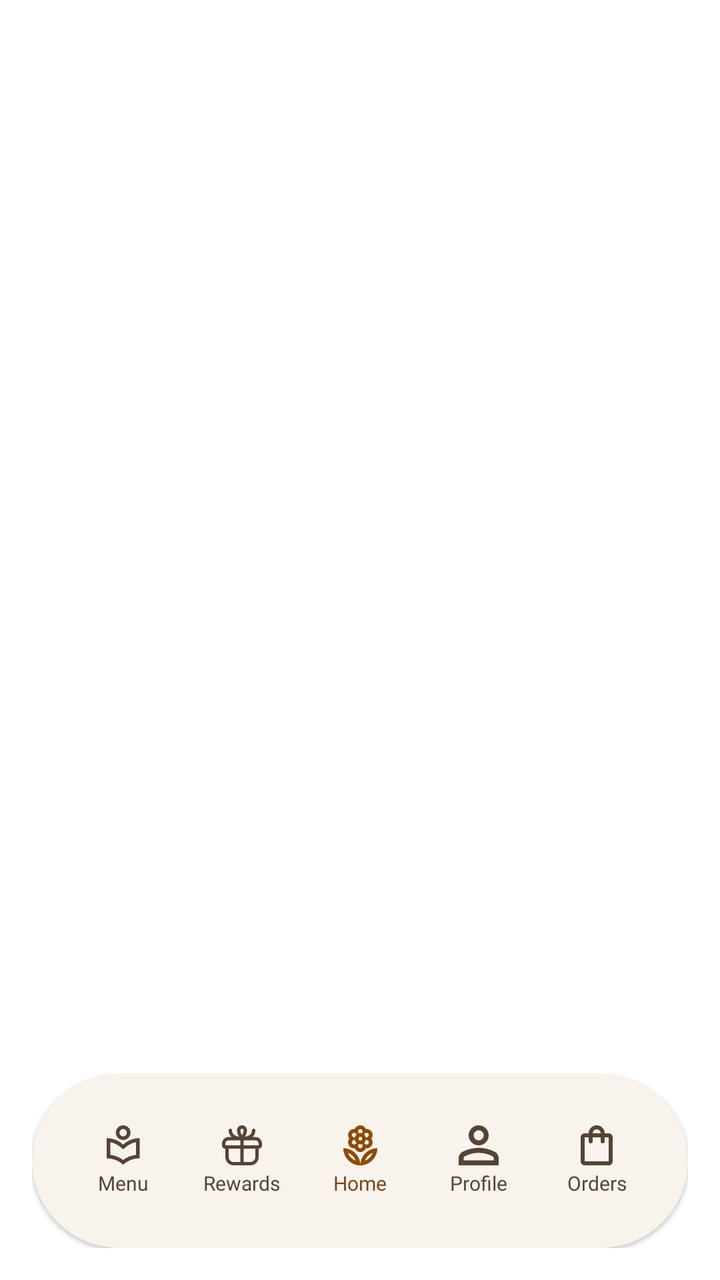
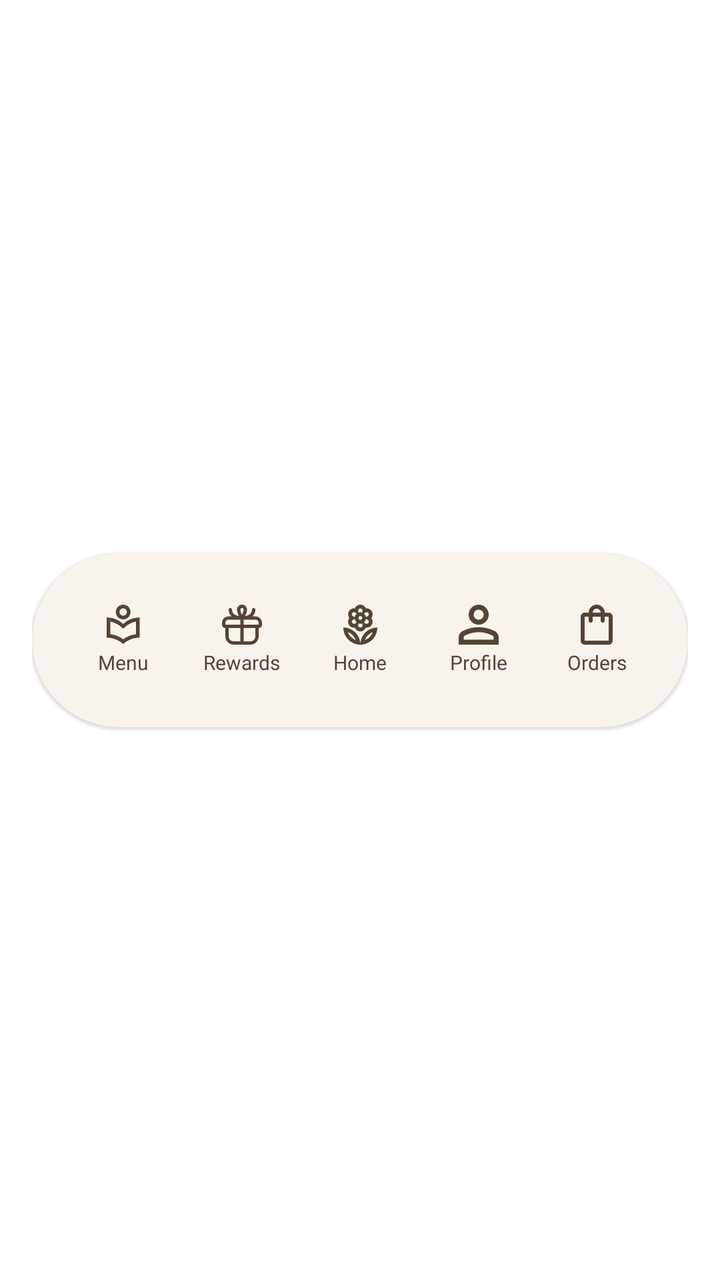

Compare the two renders of this Android layout. The source of the first and the diff that turns it into the second are given below.
<!-- AndroidManifest.xml: application theme Theme.PersonalMidterm -->
<!-- res/layout/layout_navbar.xml -->
<?xml version="1.0" encoding="utf-8"?>
<androidx.constraintlayout.widget.ConstraintLayout xmlns:android="http://schemas.android.com/apk/res/android"
    android:layout_width="match_parent"
    android:layout_height="match_parent"
    xmlns:app="http://schemas.android.com/apk/res-auto"
    android:padding="16dp">
    <com.google.android.material.card.MaterialCardView
        app:layout_constraintStart_toStartOf="parent"
        app:layout_constraintEnd_toEndOf="parent"
        app:layout_constraintBottom_toBottomOf="parent"
        android:layout_width="match_parent"
        android:layout_height="87dp"
        android:backgroundTint="#F8F3EC"
        app:cardCornerRadius="9999dp"
        app:strokeColor="#33DBC2B0"
        app:contentPadding="16dp">
        <androidx.constraintlayout.widget.ConstraintLayout
            android:layout_width="match_parent"
            android:layout_height="match_parent">

            
            <androidx.constraintlayout.widget.ConstraintLayout
                android:id="@+id/nav1_group"
                android:layout_width="0dp"
                android:layout_height="wrap_content"
                app:layout_constraintHorizontal_chainStyle="spread"
                app:layout_constraintStart_toStartOf="parent"
                app:layout_constraintEnd_toStartOf="@id/nav2_group"
                app:layout_constraintTop_toTopOf="parent"
                app:layout_constraintBottom_toBottomOf="parent">

                <ImageButton
                    android:id="@+id/nav1"
                    android:layout_width="20dp"
                    android:layout_height="20dp"
                    android:background="@android:color/transparent"

                    android:src="@drawable/menu"
                    app:layout_constraintStart_toStartOf="parent"
                    app:layout_constraintEnd_toEndOf="parent"
                    app:layout_constraintTop_toTopOf="parent" />

                <TextView
                    android:id="@+id/nav1_label"
                    android:layout_width="wrap_content"
                    android:layout_height="wrap_content"
                    android:layout_marginTop="2dp"
                    android:fontFamily="@font/manrope_medium"
                    android:text="Menu"
                    android:textColor="@color/text_secondary"
                    android:textSize="10sp"
                    app:layout_constraintStart_toStartOf="parent"
                    app:layout_constraintEnd_toEndOf="parent"
                    app:layout_constraintTop_toBottomOf="@id/nav1"
                    app:layout_constraintBottom_toBottomOf="parent" />

            </androidx.constraintlayout.widget.ConstraintLayout>

            
            <androidx.constraintlayout.widget.ConstraintLayout
                android:id="@+id/nav2_group"
                android:layout_width="0dp"
                android:layout_height="wrap_content"
                app:layout_constraintStart_toEndOf="@id/nav1_group"
                app:layout_constraintEnd_toStartOf="@id/nav3_group"
                app:layout_constraintTop_toTopOf="parent"
                app:layout_constraintBottom_toBottomOf="parent">

                <ImageButton
                    android:id="@+id/nav2"
                    android:layout_width="20dp"
                    android:layout_height="20dp"
                    android:background="@android:color/transparent"

                    android:src="@drawable/gift"
                    app:layout_constraintStart_toStartOf="parent"
                    app:layout_constraintEnd_toEndOf="parent"
                    app:layout_constraintTop_toTopOf="parent" />

                <TextView
                    android:id="@+id/nav2_label"
                    android:layout_width="wrap_content"
                    android:layout_height="wrap_content"
                    android:layout_marginTop="2dp"
                    android:fontFamily="@font/manrope_medium"
                    android:text="Rewards"
                    android:textColor="@color/text_secondary"
                    android:textSize="10sp"
                    app:layout_constraintStart_toStartOf="parent"
                    app:layout_constraintEnd_toEndOf="parent"
                    app:layout_constraintTop_toBottomOf="@id/nav2"
                    app:layout_constraintBottom_toBottomOf="parent" />

            </androidx.constraintlayout.widget.ConstraintLayout>

            
            <androidx.constraintlayout.widget.ConstraintLayout
                android:id="@+id/nav3_group"
                android:layout_width="0dp"
                android:layout_height="wrap_content"
                app:layout_constraintStart_toEndOf="@id/nav2_group"
                app:layout_constraintEnd_toStartOf="@id/nav4_group"
                app:layout_constraintTop_toTopOf="parent"
                app:layout_constraintBottom_toBottomOf="parent">

                <ImageButton
                    android:id="@+id/nav3"
                    android:layout_width="20dp"
                    android:layout_height="20dp"
                    android:background="@android:color/transparent"

                    android:src="@drawable/home"
                    app:layout_constraintStart_toStartOf="parent"
                    app:layout_constraintEnd_toEndOf="parent"
                    app:layout_constraintTop_toTopOf="parent" />

                <TextView
                    android:id="@+id/nav3_label"
                    android:layout_width="wrap_content"
                    android:layout_height="wrap_content"
                    android:layout_marginTop="2dp"
                    android:fontFamily="@font/manrope_medium"
                    android:text="Home"
                    android:textColor="@color/theme_brown"
                    android:textSize="10sp"
                    app:layout_constraintStart_toStartOf="parent"
                    app:layout_constraintEnd_toEndOf="parent"
                    app:layout_constraintTop_toBottomOf="@id/nav3"
                    app:layout_constraintBottom_toBottomOf="parent" />

            </androidx.constraintlayout.widget.ConstraintLayout>

            
            <androidx.constraintlayout.widget.ConstraintLayout
                android:id="@+id/nav4_group"
                android:layout_width="0dp"
                android:layout_height="wrap_content"
                app:layout_constraintStart_toEndOf="@id/nav3_group"
                app:layout_constraintEnd_toStartOf="@id/nav5_group"
                app:layout_constraintTop_toTopOf="parent"
                app:layout_constraintBottom_toBottomOf="parent">

                <ImageButton
                    android:id="@+id/nav4"
                    android:layout_width="20dp"
                    android:layout_height="20dp"
                    android:background="@android:color/transparent"

                    android:src="@drawable/profile"
                    app:layout_constraintStart_toStartOf="parent"
                    app:layout_constraintEnd_toEndOf="parent"
                    app:layout_constraintTop_toTopOf="parent" />

                <TextView
                    android:id="@+id/nav4_label"
                    android:layout_width="wrap_content"
                    android:layout_height="wrap_content"
                    android:layout_marginTop="2dp"
                    android:fontFamily="@font/manrope_medium"
                    android:text="Profile"
                    android:textColor="@color/text_secondary"
                    android:textSize="10sp"
                    app:layout_constraintStart_toStartOf="parent"
                    app:layout_constraintEnd_toEndOf="parent"
                    app:layout_constraintTop_toBottomOf="@id/nav4"
                    app:layout_constraintBottom_toBottomOf="parent" />

            </androidx.constraintlayout.widget.ConstraintLayout>

            
            <androidx.constraintlayout.widget.ConstraintLayout
                android:id="@+id/nav5_group"
                android:layout_width="0dp"
                android:layout_height="wrap_content"
                app:layout_constraintStart_toEndOf="@id/nav4_group"
                app:layout_constraintEnd_toEndOf="parent"
                app:layout_constraintTop_toTopOf="parent"
                app:layout_constraintBottom_toBottomOf="parent">

                <ImageButton
                    android:id="@+id/nav5"
                    android:layout_width="20dp"
                    android:layout_height="20dp"
                    android:background="@android:color/transparent"

                    android:src="@drawable/bag"
                    app:layout_constraintStart_toStartOf="parent"
                    app:layout_constraintEnd_toEndOf="parent"
                    app:layout_constraintTop_toTopOf="parent" />

                <TextView
                    android:id="@+id/nav5_label"
                    android:layout_width="wrap_content"
                    android:layout_height="wrap_content"
                    android:layout_marginTop="2dp"
                    android:fontFamily="@font/manrope_medium"
                    android:text="Orders"
                    android:textColor="@color/text_secondary"
                    android:textSize="10sp"
                    app:layout_constraintStart_toStartOf="parent"
                    app:layout_constraintEnd_toEndOf="parent"
                    app:layout_constraintTop_toBottomOf="@id/nav5"
                    app:layout_constraintBottom_toBottomOf="parent" />

            </androidx.constraintlayout.widget.ConstraintLayout>

        </androidx.constraintlayout.widget.ConstraintLayout>
    </com.google.android.material.card.MaterialCardView>
</androidx.constraintlayout.widget.ConstraintLayout>
<!-- resources referenced by this layout -->
<resources>
  <color name="text_secondary">#554336</color>
  <color name="theme_brown">#7A4419</color>
  <!-- drawable bag (drawable) -->
  <vector xmlns:android="http://schemas.android.com/apk/res/android"
      android:width="16dp"
      android:height="20dp"
      android:viewportWidth="16"
      android:viewportHeight="20">
    <path
        android:pathData="M2,20C1.45,20 0.979,19.804 0.587,19.413C0.196,19.021 0,18.55 0,18V6C0,5.45 0.196,4.979 0.587,4.588C0.979,4.196 1.45,4 2,4H4C4,2.9 4.392,1.958 5.175,1.175C5.958,0.392 6.9,0 8,0C9.1,0 10.042,0.392 10.825,1.175C11.608,1.958 12,2.9 12,4H14C14.55,4 15.021,4.196 15.413,4.588C15.804,4.979 16,5.45 16,6V18C16,18.55 15.804,19.021 15.413,19.413C15.021,19.804 14.55,20 14,20H2ZM2,18H14V6H12V8C12,8.283 11.904,8.521 11.712,8.712C11.521,8.904 11.283,9 11,9C10.717,9 10.479,8.904 10.288,8.712C10.096,8.521 10,8.283 10,8V6H6V8C6,8.283 5.904,8.521 5.713,8.712C5.521,8.904 5.283,9 5,9C4.717,9 4.479,8.904 4.287,8.712C4.096,8.521 4,8.283 4,8V6H2V18ZM6,4H10C10,3.45 9.804,2.979 9.413,2.588C9.021,2.196 8.55,2 8,2C7.45,2 6.979,2.196 6.588,2.588C6.196,2.979 6,3.45 6,4ZM2,18V6V18Z"
        android:fillColor="#554336"/>
  </vector>
  <!-- drawable profile (drawable) -->
  <vector xmlns:android="http://schemas.android.com/apk/res/android"
      android:width="20dp"
      android:height="20dp"
      android:viewportWidth="20"
      android:viewportHeight="20">
    <path
        android:pathData="M10,10C8.625,10 7.448,9.51 6.469,8.531C5.49,7.552 5,6.375 5,5C5,3.625 5.49,2.448 6.469,1.469C7.448,0.49 8.625,0 10,0C11.375,0 12.552,0.49 13.531,1.469C14.51,2.448 15,3.625 15,5C15,6.375 14.51,7.552 13.531,8.531C12.552,9.51 11.375,10 10,10ZM0,20V16.5C0,15.792 0.182,15.141 0.547,14.547C0.911,13.953 1.396,13.5 2,13.188C3.292,12.542 4.604,12.057 5.938,11.734C7.271,11.411 8.625,11.25 10,11.25C11.375,11.25 12.729,11.411 14.063,11.734C15.396,12.057 16.708,12.542 18,13.188C18.604,13.5 19.088,13.953 19.453,14.547C19.818,15.141 20,15.792 20,16.5V20H0ZM2.5,17.5H17.5V16.5C17.5,16.271 17.443,16.063 17.328,15.875C17.213,15.688 17.063,15.542 16.875,15.438C15.75,14.875 14.615,14.453 13.469,14.172C12.323,13.891 11.167,13.75 10,13.75C8.833,13.75 7.677,13.891 6.531,14.172C5.385,14.453 4.25,14.875 3.125,15.438C2.938,15.542 2.786,15.688 2.672,15.875C2.557,16.063 2.5,16.271 2.5,16.5V17.5ZM10,7.5C10.688,7.5 11.276,7.255 11.766,6.766C12.255,6.276 12.5,5.688 12.5,5C12.5,4.313 12.255,3.724 11.766,3.234C11.276,2.745 10.688,2.5 10,2.5C9.313,2.5 8.724,2.745 8.234,3.234C7.745,3.724 7.5,4.313 7.5,5C7.5,5.688 7.745,6.276 8.234,6.766C8.724,7.255 9.313,7.5 10,7.5Z"
        android:fillColor="#554336"/>
  </vector>
  <style name="Theme.PersonalMidterm" parent="Theme.MaterialComponents.DayNight.DarkActionBar">
          <item name="android:textColorPrimary">@color/text_primary</item>
          <item name="android:textColorSecondary">@color/text_primary</item>
          
          <item name="android:statusBarColor">?attr/colorPrimaryVariant</item>
          
      </style>
  <color name="text_primary">#1D1C18</color>
  <!-- unchanged entries left out for length: 3 -->
</resources>

<!-- the commit's change to res/layout/layout_navbar.xml (unified diff, before → after) -->
@@ -1,13 +1,13 @@
-<?xml version="1.0" encoding="utf-8"?>
 <androidx.constraintlayout.widget.ConstraintLayout xmlns:android="http://schemas.android.com/apk/res/android"
     android:layout_width="match_parent"
-    android:layout_height="match_parent"
+    android:layout_height="wrap_content"
     xmlns:app="http://schemas.android.com/apk/res-auto"
     android:padding="16dp">
     <com.google.android.material.card.MaterialCardView
         app:layout_constraintStart_toStartOf="parent"
         app:layout_constraintEnd_toEndOf="parent"
         app:layout_constraintBottom_toBottomOf="parent"
+        app:layout_constraintTop_toTopOf="parent"
         android:layout_width="match_parent"
         android:layout_height="87dp"
         android:backgroundTint="#F8F3EC"
@@ -110,6 +110,7 @@
                     android:background="@android:color/transparent"
 
                     android:src="@drawable/home"
+                    android:tint="@color/text_secondary"
                     app:layout_constraintStart_toStartOf="parent"
                     app:layout_constraintEnd_toEndOf="parent"
                     app:layout_constraintTop_toTopOf="parent" />
@@ -121,7 +122,8 @@
                     android:layout_marginTop="2dp"
                     android:fontFamily="@font/manrope_medium"
                     android:text="Home"
-                    android:textColor="@color/theme_brown"
+
+                    android:textColor="@color/text_secondary"
                     android:textSize="10sp"
                     app:layout_constraintStart_toStartOf="parent"
                     app:layout_constraintEnd_toEndOf="parent"
<!-- resource entries referenced after the edit -->
@@ -1,7 +1,6 @@
 <!-- resources referenced by this layout -->
 <resources>
   <color name="text_secondary">#554336</color>
-  <color name="theme_brown">#7A4419</color>
   <!-- drawable bag (drawable) -->
   <vector xmlns:android="http://schemas.android.com/apk/res/android"
       android:width="16dp"
@@ -22,7 +21,7 @@
         android:pathData="M10,10C8.625,10 7.448,9.51 6.469,8.531C5.49,7.552 5,6.375 5,5C5,3.625 5.49,2.448 6.469,1.469C7.448,0.49 8.625,0 10,0C11.375,0 12.552,0.49 13.531,1.469C14.51,2.448 15,3.625 15,5C15,6.375 14.51,7.552 13.531,8.531C12.552,9.51 11.375,10 10,10ZM0,20V16.5C0,15.792 0.182,15.141 0.547,14.547C0.911,13.953 1.396,13.5 2,13.188C3.292,12.542 4.604,12.057 5.938,11.734C7.271,11.411 8.625,11.25 10,11.25C11.375,11.25 12.729,11.411 14.063,11.734C15.396,12.057 16.708,12.542 18,13.188C18.604,13.5 19.088,13.953 19.453,14.547C19.818,15.141 20,15.792 20,16.5V20H0ZM2.5,17.5H17.5V16.5C17.5,16.271 17.443,16.063 17.328,15.875C17.213,15.688 17.063,15.542 16.875,15.438C15.75,14.875 14.615,14.453 13.469,14.172C12.323,13.891 11.167,13.75 10,13.75C8.833,13.75 7.677,13.891 6.531,14.172C5.385,14.453 4.25,14.875 3.125,15.438C2.938,15.542 2.786,15.688 2.672,15.875C2.557,16.063 2.5,16.271 2.5,16.5V17.5ZM10,7.5C10.688,7.5 11.276,7.255 11.766,6.766C12.255,6.276 12.5,5.688 12.5,5C12.5,4.313 12.255,3.724 11.766,3.234C11.276,2.745 10.688,2.5 10,2.5C9.313,2.5 8.724,2.745 8.234,3.234C7.745,3.724 7.5,4.313 7.5,5C7.5,5.688 7.745,6.276 8.234,6.766C8.724,7.255 9.313,7.5 10,7.5Z"
         android:fillColor="#554336"/>
   </vector>
-  <style name="Theme.PersonalMidterm" parent="Theme.MaterialComponents.DayNight.DarkActionBar">
+  <style name="Theme.PersonalMidterm" parent="Theme.MaterialComponents.DayNight.NoActionBar">
           <item name="android:textColorPrimary">@color/text_primary</item>
           <item name="android:textColorSecondary">@color/text_primary</item>
           
